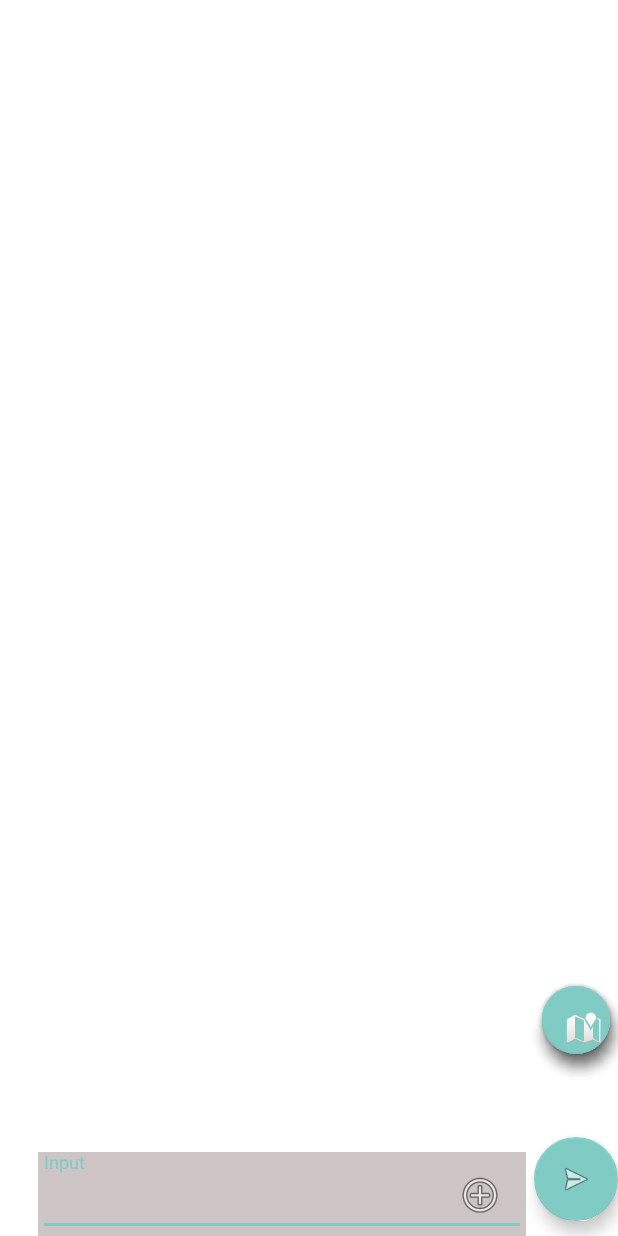
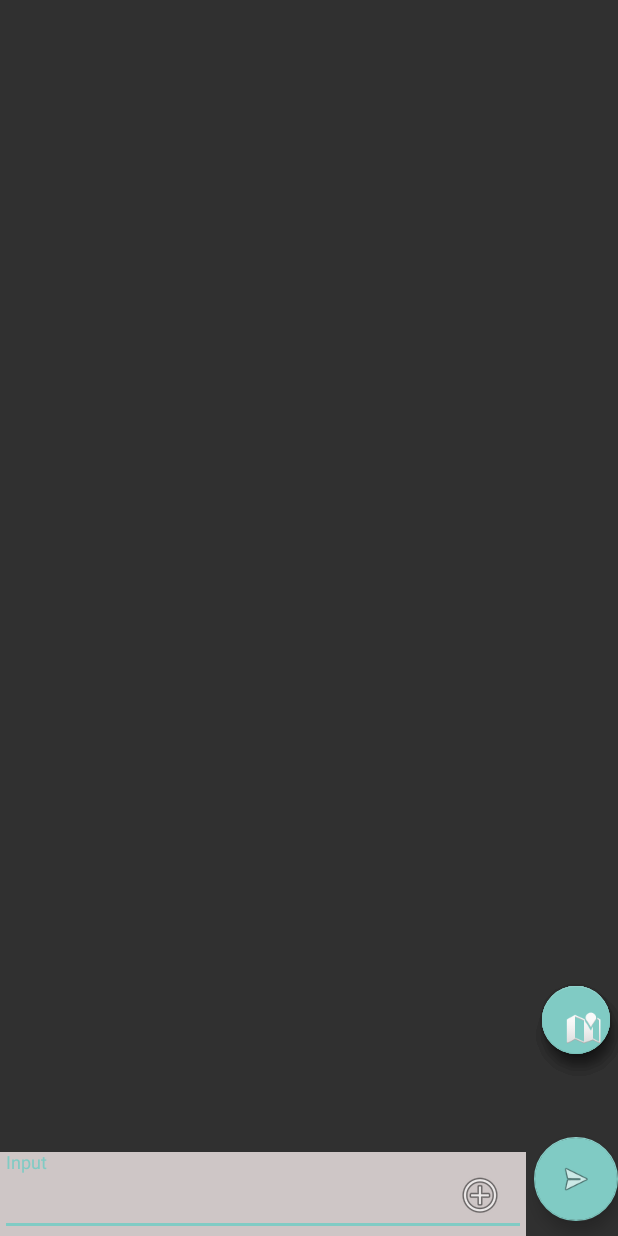
Before and after one commit to adugamayuba/TrueGospelHerosNetwork, an Android app: the screen it shows after launch once a user with an empty profile is signed in (MainActivity), on a phone screen of 412 x 824 dp. Run offline under Robolectric (Android 15) with nearby library versions, the phone set to English and light mode, and no system bars; our stand-ins replace Firebase (no records; nobody signed in at launch, a user with empty details on screens opened directly); libraries missing offline, so code that uses them is left out: com.firebase.ui; 4 statements that could not run were skipped.

Commit message:
Fixed Bugs

```diff
--- a/app/src/main/res/layout/activity_login.xml
+++ b/app/src/main/res/layout/activity_login.xml
@@ -32,17 +32,17 @@ android:background="@drawable/tghnbac"
     <com.google.android.material.textfield.TextInputLayout
         android:layout_width="match_parent"
         android:layout_height="wrap_content"
-
         android:layout_marginTop="8dp"
-
         android:layout_marginBottom="8dp">
 
         <EditText android:id="@+id/input_email"
             android:layout_width="match_parent"
             android:layout_height="wrap_content"
             android:inputType="textEmailAddress"
+            android:hint="Email" />
 
-            android:hint="Email" />
+
+
     </com.google.android.material.textfield.TextInputLayout>
 
 
--- a/app/src/main/res/layout/activity_main.xml
+++ b/app/src/main/res/layout/activity_main.xml
@@ -3,10 +3,7 @@
     xmlns:app="http://schemas.android.com/apk/res-auto"
     xmlns:tools="http://schemas.android.com/tools"
     android:layout_width="match_parent"
-    android:background="#ffffff"
-    android:theme="@style/Theme.AppCompat"
-
-    android:layout_height="match_parent"
+   android:layout_height="match_parent"
     tools:context=".MainActivity">
 
     <ListView
@@ -75,6 +72,8 @@
         android:layout_alignParentEnd="true"
         android:layout_alignParentBottom="true"
         android:id="@+id/send"
+        app:rippleColor="@color/colorPrimary"
+        android:background="@color/colorPrimary"
         android:layout_marginTop="50dp"
         android:src="@android:drawable/ic_menu_send"
         android:layout_marginBottom="10dp"
@@ -106,7 +105,7 @@
     <com.google.android.material.textfield.TextInputLayout
         android:layout_width="match_parent"
         android:layout_height="wrap_content"
-        android:layout_marginLeft="25dp"
+
         android:background="#cec6c6"
         android:layout_toStartOf="@id/send"
 
```
